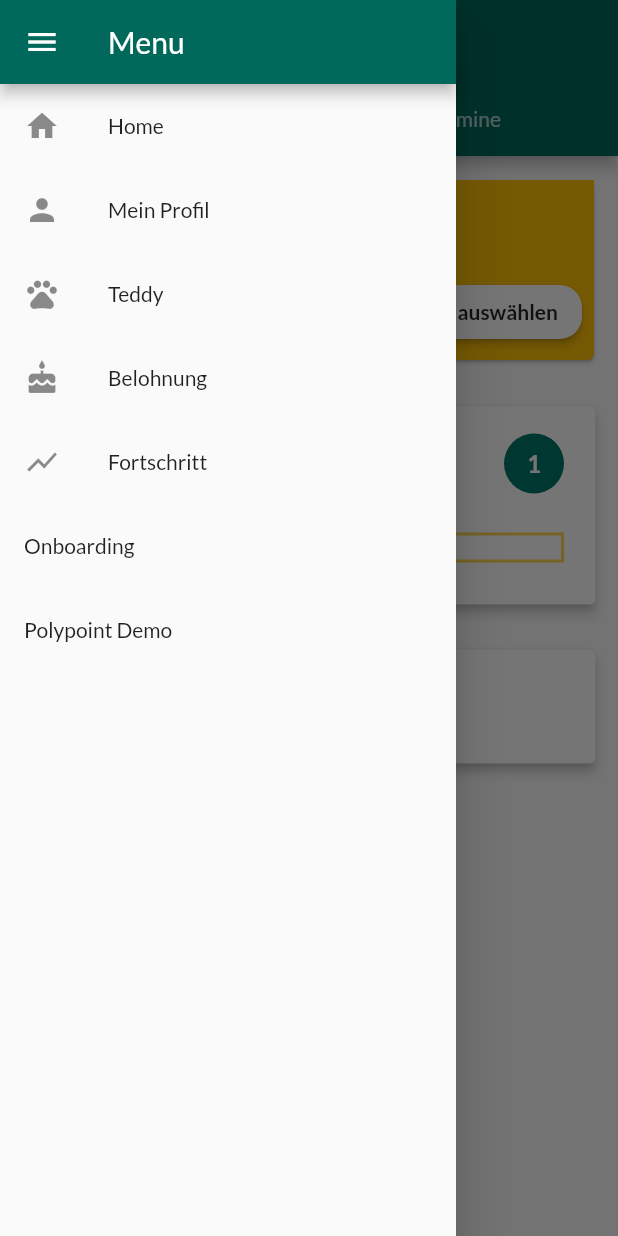
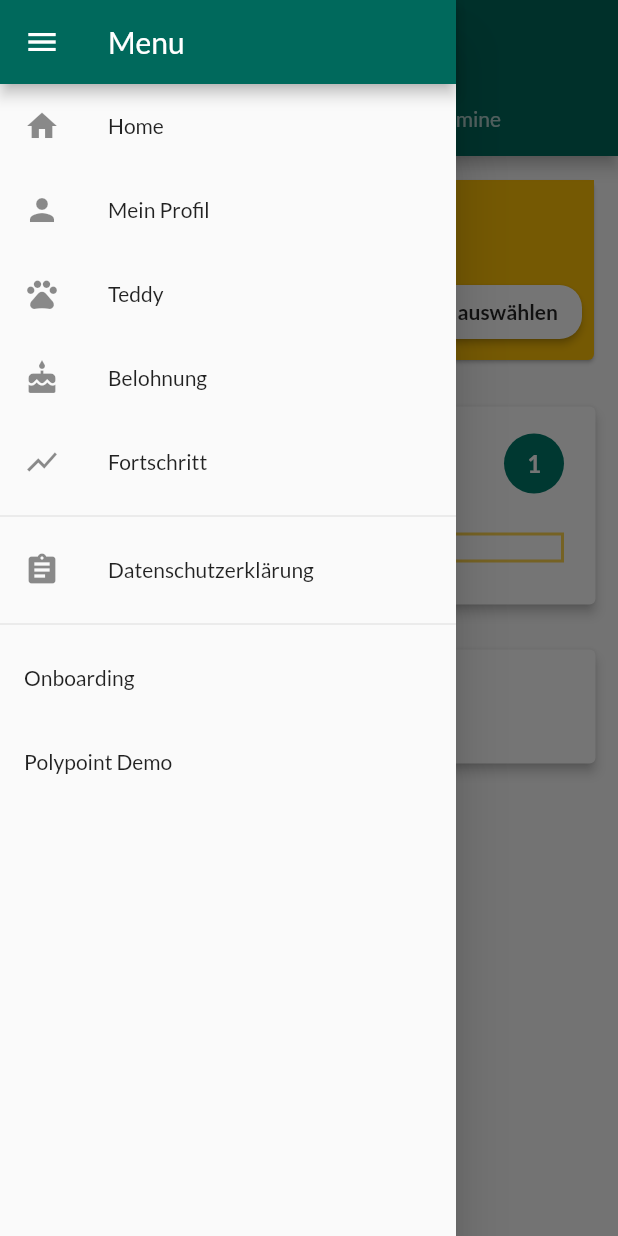
Before and after one commit to schmt5/papp, a Flutter app: the HomeScreen screen opened by its route, with the side drawer open, on a phone screen of 412 x 824 dp. Run offline on Flutter 3.47's test engine with Material 2 defaults, Android fonts, the phone set to English and light mode, and no system bars; our stand-ins replace flare_flutter, flutter_speed_dial, shared_preferences, sqflite; missing offline and left inert: barcode_scan, flare_dart; accounts and stored records are empty.

Commit message:
STABLE VERSION
add Datenschutzerklärung und app-icon

```diff
--- a/papp/lib/papp.dart
+++ b/papp/lib/papp.dart
@@ -22,6 +22,7 @@ import './screens/create_exercise_screen.dart';
 import './screens/create_private_appointment_screen.dart';
 import './screens/polypoint_demo_screen.dart';
 import './screens/statistic_screen.dart';
+import './screens/privacy_policy_screen.dart';
 
 class Papp extends StatelessWidget {
   @override
@@ -74,6 +75,7 @@ class Papp extends StatelessWidget {
                     CreatePrivateAppointmentScreen(),
                 PolypointDemoScreen.routeName: (ctx) => PolypointDemoScreen(),
                 StatisticScreen.routeName: (ctx) => StatisticScreen(),
+                PrivacyPolicyScreen.routeName: (ctx) => PrivacyPolicyScreen(),
               },
             ),
           );
--- a/papp/lib/widgets/app_drawer.dart
+++ b/papp/lib/widgets/app_drawer.dart
@@ -6,6 +6,7 @@ import '../screens/user_screen.dart';
 import '../screens/onboarding_screen.dart';
 import '../screens/polypoint_demo_screen.dart';
 import '../screens/statistic_screen.dart';
+import '../screens/privacy_policy_screen.dart';
 
 class AppDrawer extends StatelessWidget {
   @override
@@ -44,13 +45,14 @@ class AppDrawer extends StatelessWidget {
               Navigator.of(context).pushNamed(RewardScreen.routeName);
             },
           ),
-             ListTile(
+          ListTile(
             leading: Icon(Icons.show_chart),
             title: Text('Fortschritt'),
             onTap: () {
               Navigator.of(context).pushNamed(StatisticScreen.routeName);
             },
           ),
+          Divider(),
           // ListTile(
           //   leading: Icon(Icons.trending_up),
           //   title: Text('Dein Fortschritt'),
@@ -63,12 +65,20 @@ class AppDrawer extends StatelessWidget {
           //   onTap: () {},
           // ),
           ListTile(
+            leading: Icon(Icons.assignment),
+            title: Text('Datenschutzerklärung'),
+            onTap: () {
+              Navigator.of(context).pushNamed(PrivacyPolicyScreen.routeName);
+            },
+          ),
+          Divider(),
+          ListTile(
             title: Text('Onboarding'),
             onTap: () {
               Navigator.of(context).pushNamed(OnboardingScreen.routeName);
             },
           ),
-           ListTile(
+          ListTile(
             title: Text('Polypoint Demo'),
             onTap: () {
               Navigator.of(context).pushNamed(PolypointDemoScreen.routeName);
```
Also changed, not shown: papp/lib/screens/privacy_policy_screen.dart (added, +49 -0 lines), papp/pubspec.yaml (+8 -0 lines), papp/dev_assets/app-icon.png (added), papp/pubspec.lock, 26 other files.
